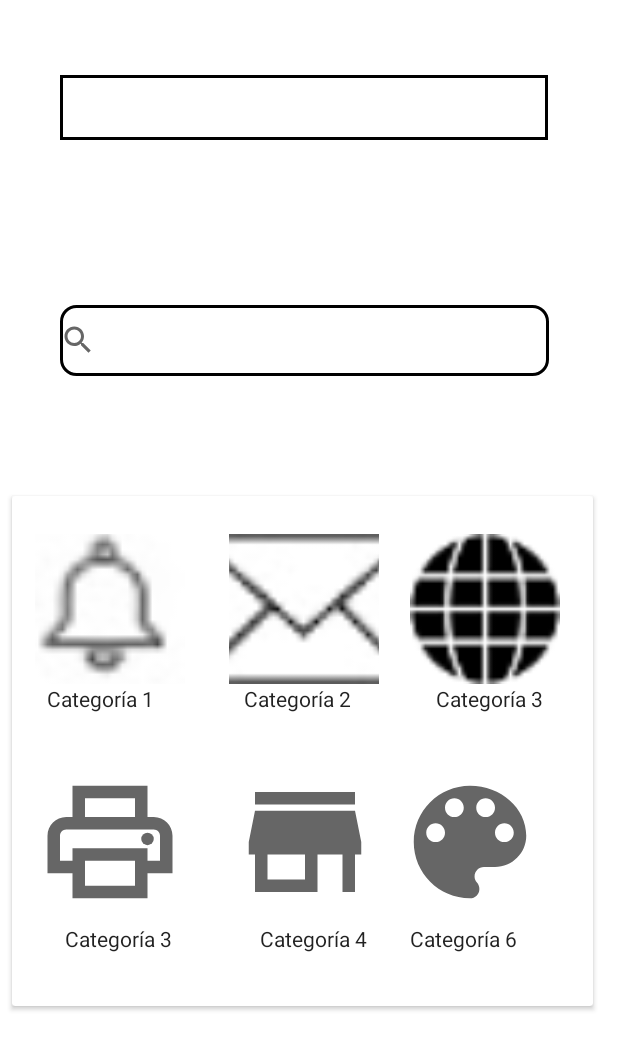
After one commit to carlosgetid/proyectoAndroid, an Android app: the layout principal.xml on its own in the app's theme, with its tools: preview values and no code run, on a phone screen of 412 x 824 dp. The commit adds this screen. Shown: the top 1050 px of the screen. Run offline under Robolectric (Android 15) with nearby library versions, the phone set to English and light mode, and no system bars.

Commit message:
avance de Favio

```diff
--- a/Truyki App/app/src/main/AndroidManifest.xml
+++ b/Truyki App/app/src/main/AndroidManifest.xml
@@ -9,6 +9,7 @@
         android:roundIcon="@mipmap/ic_launcher_round"
         android:supportsRtl="true"
         android:theme="@style/AppTheme">
+        <activity android:name=".RegistrarUsuario"></activity>
         <activity android:name=".MainActivity">
             <intent-filter>
                 <action android:name="android.intent.action.MAIN" />
--- a/Truyki App/app/src/main/java/com/cibertec/truykiapp/RegistrarUsuario.java
+++ b/Truyki App/app/src/main/java/com/cibertec/truykiapp/RegistrarUsuario.java
@@ -9,6 +9,6 @@ public class RegistrarUsuario extends AppCompatActivity {
     @Override
     protected void onCreate(Bundle savedInstanceState) {
         super.onCreate(savedInstanceState);
-        setContentView(R.layout.registrar_usuario);
+        setContentView(R.layout.login);
     }
 }
--- /dev/null
+++ b/Truyki App/app/src/main/res/drawable/borde.xml
@@ -0,0 +1,9 @@
+<?xml version="1.0" encoding="utf-8"?>
+<selector xmlns:android="http://schemas.android.com/apk/res/android">
+    <item android:state_enabled="true">
+        <shape android:shape="rectangle">
+            <solid android:color="@android:color/white"/>
+            <stroke android:color="@android:color/black" android:width="2dp"/>
+        </shape>
+    </item>
+</selector>
--- /dev/null
+++ b/Truyki App/app/src/main/res/drawable/borde_radios.xml
@@ -0,0 +1,11 @@
+<?xml version="1.0" encoding="utf-8"?>
+<selector xmlns:android="http://schemas.android.com/apk/res/android">
+    <item android:state_enabled="true">
+        <shape android:shape="rectangle">
+            <solid android:color="@android:color/white"/>
+            <corners android:radius="10dp"/>
+            <stroke android:color="@android:color/black" android:width="2dp"/>
+        </shape>
+    </item>
+
+</selector>
--- /dev/null
+++ b/Truyki App/app/src/main/res/drawable/bucar.xml
@@ -0,0 +1,10 @@
+<vector xmlns:android="http://schemas.android.com/apk/res/android"
+    android:width="24dp"
+    android:height="24dp"
+    android:viewportWidth="24"
+    android:viewportHeight="24"
+    android:tint="?attr/colorControlNormal">
+    <path
+        android:fillColor="@android:color/white"
+        android:pathData="M15.5,14h-0.79l-0.28,-0.27C15.41,12.59 16,11.11 16,9.5 16,5.91 13.09,3 9.5,3S3,5.91 3,9.5 5.91,16 9.5,16c1.61,0 3.09,-0.59 4.23,-1.57l0.27,0.28v0.79l5,4.99L20.49,19l-4.99,-5zM9.5,14C7.01,14 5,11.99 5,9.5S7.01,5 9.5,5 14,7.01 14,9.5 11.99,14 9.5,14z"/>
+</vector>
--- /dev/null
+++ b/Truyki App/app/src/main/res/drawable/casa.xml
@@ -0,0 +1,10 @@
+<vector xmlns:android="http://schemas.android.com/apk/res/android"
+    android:width="24dp"
+    android:height="24dp"
+    android:viewportWidth="24"
+    android:viewportHeight="24"
+    android:tint="?attr/colorControlNormal">
+  <path
+      android:fillColor="@android:color/black"
+      android:pathData="M20,4L4,4v2h16L20,4zM21,14v-2l-1,-5L4,7l-1,5v2h1v6h10v-6h4v6h2v-6h1zM12,18L6,18v-4h6v4z"/>
+</vector>
--- /dev/null
+++ b/Truyki App/app/src/main/res/drawable/impresora.xml
@@ -0,0 +1,13 @@
+<vector xmlns:android="http://schemas.android.com/apk/res/android"
+    android:width="24dp"
+    android:height="24dp"
+    android:viewportWidth="24"
+    android:viewportHeight="24"
+    android:tint="?attr/colorControlNormal">
+  <path
+      android:fillColor="@android:color/white"
+      android:pathData="M19,8h-1L18,3L6,3v5L5,8c-1.66,0 -3,1.34 -3,3v6h4v4h12v-4h4v-6c0,-1.66 -1.34,-3 -3,-3zM8,5h8v3L8,8L8,5zM16,19L8,19v-4h8v4zM18,15v-2L6,13v2L4,15v-4c0,-0.55 0.45,-1 1,-1h14c0.55,0 1,0.45 1,1v4h-2z"/>
+  <path
+      android:fillColor="@android:color/white"
+      android:pathData="M18,11.5m-1,0a1,1 0,1 1,2 0a1,1 0,1 1,-2 0"/>
+</vector>
--- /dev/null
+++ b/Truyki App/app/src/main/res/drawable/pintura.xml
@@ -0,0 +1,10 @@
+<vector xmlns:android="http://schemas.android.com/apk/res/android"
+    android:width="24dp"
+    android:height="24dp"
+    android:viewportWidth="24"
+    android:viewportHeight="24"
+    android:tint="?attr/colorControlNormal">
+  <path
+      android:fillColor="@android:color/white"
+      android:pathData="M12,3c-4.97,0 -9,4.03 -9,9s4.03,9 9,9c0.83,0 1.5,-0.67 1.5,-1.5 0,-0.39 -0.15,-0.74 -0.39,-1.01 -0.23,-0.26 -0.38,-0.61 -0.38,-0.99 0,-0.83 0.67,-1.5 1.5,-1.5L16,16c2.76,0 5,-2.24 5,-5 0,-4.42 -4.03,-8 -9,-8zM6.5,12c-0.83,0 -1.5,-0.67 -1.5,-1.5S5.67,9 6.5,9 8,9.67 8,10.5 7.33,12 6.5,12zM9.5,8C8.67,8 8,7.33 8,6.5S8.67,5 9.5,5s1.5,0.67 1.5,1.5S10.33,8 9.5,8zM14.5,8c-0.83,0 -1.5,-0.67 -1.5,-1.5S13.67,5 14.5,5s1.5,0.67 1.5,1.5S15.33,8 14.5,8zM17.5,12c-0.83,0 -1.5,-0.67 -1.5,-1.5S16.67,9 17.5,9s1.5,0.67 1.5,1.5 -0.67,1.5 -1.5,1.5z"/>
+</vector>
--- /dev/null
+++ b/Truyki App/app/src/main/res/layout/principal.xml
@@ -0,0 +1,170 @@
+<?xml version="1.0" encoding="utf-8"?>
+<LinearLayout xmlns:android="http://schemas.android.com/apk/res/android"
+    xmlns:app="http://schemas.android.com/apk/res-auto"
+    xmlns:tools="http://schemas.android.com/tools"
+    android:layout_width="match_parent"
+    android:layout_height="match_parent"
+    android:background="#FFFFFF"
+    android:orientation="vertical">
+
+    <LinearLayout
+        android:layout_width="match_parent"
+        android:layout_height="305dp"
+        android:orientation="vertical">
+
+        <Spinner
+            android:id="@+id/combox"
+            android:layout_width="325dp"
+            android:layout_height="43dp"
+            android:layout_marginLeft="40dp"
+            android:layout_marginTop="50dp"
+            android:background="@drawable/borde"
+            app:drawableStartCompat="@drawable/bucar"
+            android:clickable="false"
+            tools:visibility="visible" />
+
+        <TextView
+            android:id="@+id/buscar"
+            android:layout_width="326dp"
+            android:layout_height="47dp"
+            android:layout_marginLeft="40dp"
+            android:layout_marginTop="110dp"
+            android:background="@drawable/borde_radios"
+            android:drawablePadding="1500px"
+            android:lineHeight="1dp"
+            app:drawableStartCompat="@drawable/bucar"/>
+
+    </LinearLayout>
+
+    <LinearLayout
+        android:layout_width="match_parent"
+        android:layout_height="426dp"
+        android:divider="@drawable/notificacion"
+        android:orientation="vertical">
+
+        <androidx.cardview.widget.CardView
+            style="@style/CardView.Light"
+            android:layout_width="387dp"
+            android:layout_height="340dp"
+            android:layout_marginStart="8dp"
+            android:layout_marginTop="25dp"
+            android:layout_marginEnd="8dp"
+            android:clipToPadding="true"
+            android:orientation="vertical"
+            app:contentPadding="5dp">
+
+            <ImageView
+                android:id="@+id/imageCat1"
+                android:layout_width="100dp"
+                android:layout_height="100dp"
+                android:layout_marginLeft="10dp"
+                android:layout_marginTop="20dp"
+                android:scaleType="centerCrop"
+                android:src="@drawable/notificacion" />
+
+            <TextView
+                android:id="@+id/cat1"
+                style="@style/TextAppearance.AppCompat.Body1"
+                android:layout_width="wrap_content"
+                android:layout_height="wrap_content"
+                android:layout_marginLeft="18dp"
+                android:layout_marginTop="120dp"
+                android:text="Categoría 1" />
+
+            <ImageView
+                android:id="@+id/imageCat2"
+                android:layout_width="100dp"
+                android:layout_height="100dp"
+                android:layout_marginLeft="260dp"
+                android:layout_marginTop="20dp"
+                android:scaleType="centerCrop"
+                app:srcCompat="@drawable/web" />
+
+            <TextView
+                android:id="@+id/cat2"
+                style="@style/TextAppearance.AppCompat.Body1"
+                android:layout_width="wrap_content"
+                android:layout_height="wrap_content"
+                android:layout_marginLeft="277dp"
+                android:layout_marginTop="120dp"
+                android:text="Categoría 3" />
+
+            <ImageView
+                android:id="@+id/imageView3"
+                android:layout_width="100dp"
+                android:layout_height="100dp"
+                android:layout_marginLeft="139dp"
+                android:layout_marginTop="20dp"
+                android:scaleType="centerCrop"
+                app:srcCompat="@drawable/correo" />
+
+            <TextView
+                android:id="@+id/cat3"
+                style="@style/TextAppearance.AppCompat.Body1"
+                android:layout_width="wrap_content"
+                android:layout_height="wrap_content"
+                android:layout_marginLeft="149dp"
+                android:layout_marginTop="120dp"
+                android:text="Categoría 2" />
+
+            <ImageView
+                android:id="@+id/imageView4"
+                android:layout_width="100dp"
+                android:layout_height="100dp"
+                android:layout_marginLeft="10dp"
+                android:layout_marginTop="175dp"
+                android:scaleType="centerCrop"
+                app:srcCompat="@drawable/impresora" />
+
+            <TextView
+                android:id="@+id/cat4"
+                style="@style/TextAppearance.AppCompat.Body1"
+                android:layout_width="wrap_content"
+                android:layout_height="wrap_content"
+                android:layout_marginLeft="30dp"
+                android:layout_marginTop="280dp"
+                android:text="Categoría 3" />
+
+            <ImageView
+                android:id="@+id/imageView5"
+                android:layout_width="100dp"
+                android:layout_height="100dp"
+                android:layout_marginLeft="140dp"
+                android:layout_marginTop="175dp"
+                android:scaleType="centerCrop"
+                app:srcCompat="@drawable/casa" />
+
+            <TextView
+                android:id="@+id/cat5"
+                style="@style/TextAppearance.AppCompat.Body1"
+                android:layout_width="wrap_content"
+                android:layout_height="wrap_content"
+                android:layout_marginLeft="160dp"
+                android:layout_marginTop="280dp"
+                android:text="Categoría 4" />
+
+            <ImageView
+                android:id="@+id/imageView6"
+                android:layout_width="100dp"
+                android:layout_height="100dp"
+                android:layout_marginLeft="250dp"
+                android:layout_marginTop="175dp"
+                android:scaleType="centerCrop"
+                app:srcCompat="@drawable/pintura"
+                tools:ignore="VectorDrawableCompat" />
+
+            <TextView
+                android:id="@+id/cat6"
+                style="@style/TextAppearance.AppCompat.Body1"
+                android:layout_width="wrap_content"
+                android:layout_height="wrap_content"
+                android:layout_marginLeft="260dp"
+                android:layout_marginTop="280dp"
+                android:text="Categoría 6" />
+
+
+        </androidx.cardview.widget.CardView>
+
+    </LinearLayout>
+
+</LinearLayout>
--- a/Truyki App/app/src/main/res/values/colors.xml
+++ b/Truyki App/app/src/main/res/values/colors.xml
@@ -3,4 +3,6 @@
     <color name="colorPrimary">#6200EE</color>
     <color name="colorPrimaryDark">#3700B3</color>
     <color name="colorAccent">#03DAC5</color>
+    <color name="amarillo">#ffff00</color>
+    <color name="colorSecDark">#6d6d6d</color>
 </resources>
```
Also changed, not shown: Truyki App/app/src/main/java/com/cibertec/truykiapp/MainActivity.java (+19 -1 lines), Truyki App/app/src/main/res/drawable/corazon.xml (added, +10 -0 lines), Truyki App/app/src/main/res/drawable/mapa.xml (added, +10 -0 lines), Truyki App/app/src/main/res/drawable/wasap.xml (added, +10 -0 lines), Truyki App/app/src/main/res/layout/categoria2.xml (added, +204 -0 lines), Truyki App/app/src/main/res/layout/politicas.xml (added, +58 -0 lines), Truyki App/app/src/main/res/layout/truyki_screen.xml (added, +42 -0 lines), Truyki App/app/src/main/res/drawable/truyki_logo.png (added).
